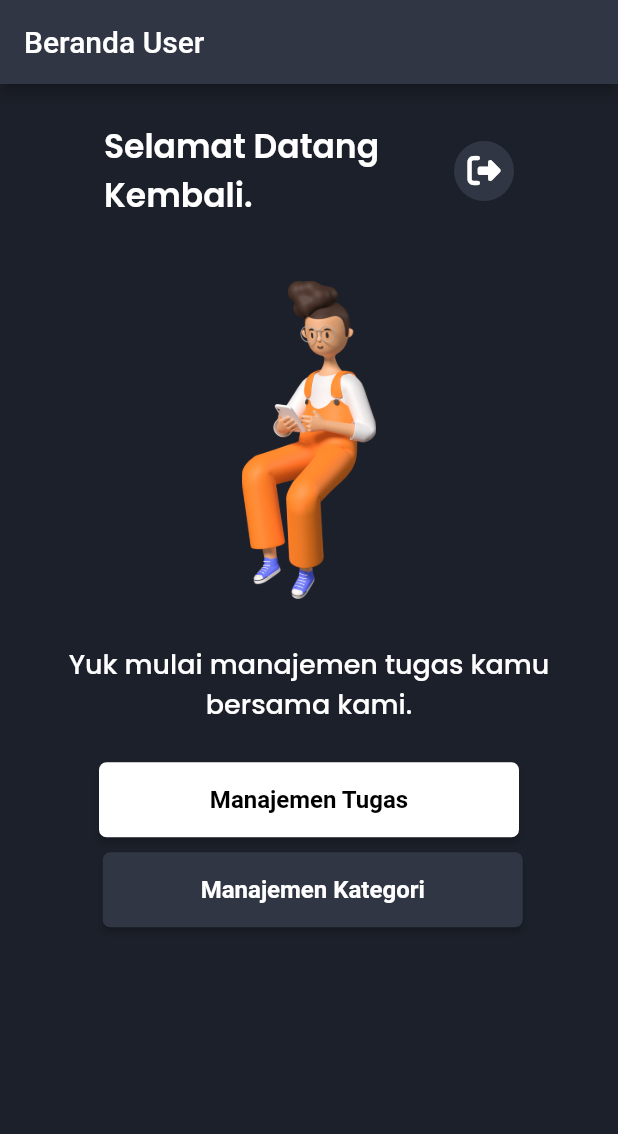
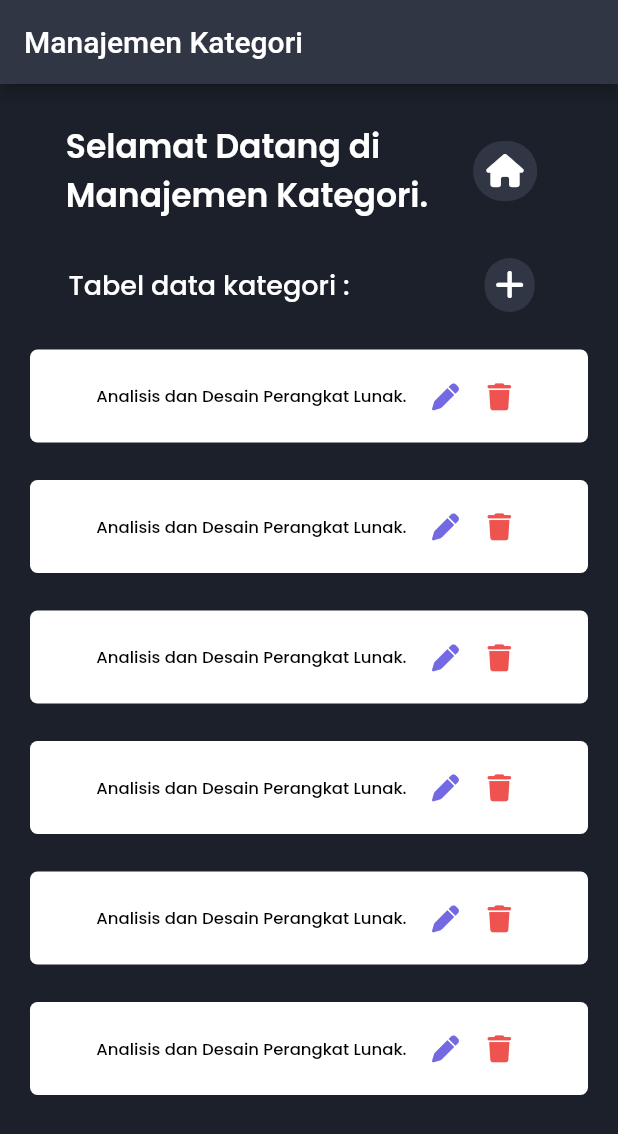
Before and after one commit to akuutauf/project-interoperabilitas-ui, a Flutter app: the BerandaUser screen opened directly, after a tap on "Manajemen Kategori", on a phone screen of 412 x 824 dp. Shown: the top 1134 px of the screen. Run offline on Flutter 3.47's test engine with Material 2 defaults, Android fonts, the phone set to English and light mode, and no system bars; our stand-ins replace font_awesome_flutter, google_fonts.

Commit message:
Menambahkan halaman dan konten Manajemen Kategori

```diff
--- a/lib/screens/page_beranda.dart
+++ b/lib/screens/page_beranda.dart
@@ -1,6 +1,7 @@
 import 'package:flutter/material.dart';
 import 'package:font_awesome_flutter/font_awesome_flutter.dart';
 import 'package:google_fonts/google_fonts.dart';
+import 'package:mobile_ui_interoperabilitas/screens/page_manajamen_kategori.dart';
 import 'package:mobile_ui_interoperabilitas/screens/page_manajemen_tugas.dart';
 import 'package:mobile_ui_interoperabilitas/screens/page_signin.dart';
 
@@ -117,7 +118,7 @@
               child: ElevatedButton(
                 onPressed: () {
                   Navigator.push(context, MaterialPageRoute(builder: (context) {
-                    return BerandaUser();
+                    return ManajemenKategori();
                   }));
                 },
                 child: const Text(
--- /dev/null
+++ b/lib/screens/page_manajamen_kategori.dart
@@ -0,0 +1,449 @@
+import 'package:flutter/material.dart';
+import 'package:font_awesome_flutter/font_awesome_flutter.dart';
+import 'package:google_fonts/google_fonts.dart';
+import 'package:mobile_ui_interoperabilitas/screens/page_beranda.dart';
+
+class ManajemenKategori extends StatefulWidget {
+  const ManajemenKategori({Key? key}) : super(key: key);
+
+  @override
+  State<ManajemenKategori> createState() => _ManajemenKategoriState();
+}
+
+class _ManajemenKategoriState extends State<ManajemenKategori> {
+  @override
+  Widget build(BuildContext context) {
+    return Scaffold(
+      appBar: AppBar(
+        title: Text('Manajemen Kategori'),
+        automaticallyImplyLeading: false,
+        backgroundColor: Color.fromRGBO(49, 54, 68, 1),
+      ),
+      backgroundColor: Color.fromRGBO(28, 32, 42, 1),
+      body: Container(
+        child: ListView(
+          children: [
+            Row(
+              mainAxisAlignment: MainAxisAlignment.center,
+              crossAxisAlignment: CrossAxisAlignment.center,
+              children: [
+                Container(
+                  margin: EdgeInsets.fromLTRB(20, 25, 30, 0),
+                  child: Text(
+                    'Selamat Datang di\nManajemen Kategori.',
+                    style: GoogleFonts.poppins(
+                      color: Colors.white,
+                      fontSize: 22,
+                      fontWeight: FontWeight.w600,
+                    ),
+                    textAlign: TextAlign.left,
+                  ),
+                ),
+                Container(
+                    decoration: BoxDecoration(
+                      color: Color.fromRGBO(49, 54, 68, 1),
+                      borderRadius: BorderRadius.all(Radius.circular(20)),
+                    ),
+                    margin: EdgeInsets.fromLTRB(0, 25, 30, 0),
+                    child: GestureDetector(
+                      onTap: () {
+                        Navigator.push(context,
+                            MaterialPageRoute(builder: (context) {
+                          return BerandaUser();
+                        }));
+                      },
+                      child: Padding(
+                        padding: EdgeInsets.all(9),
+                        child: FaIcon(
+                          FontAwesomeIcons.home,
+                          color: Colors.white,
+                          size: 22,
+                        ),
+                      ),
+                    )),
+              ],
+            ),
+            Row(
+              mainAxisAlignment: MainAxisAlignment.center,
+              children: [
+                Container(
+                  margin: EdgeInsets.fromLTRB(20, 25, 0, 0),
+                  child: Text(
+                    'Tabel data kategori :',
+                    style: GoogleFonts.poppins(
+                      color: Colors.white,
+                      fontSize: 18,
+                      fontWeight: FontWeight.w500,
+                    ),
+                    textAlign: TextAlign.left,
+                  ),
+                ),
+                Container(
+                    decoration: BoxDecoration(
+                      color: Color.fromRGBO(49, 54, 68, 1),
+                      borderRadius: BorderRadius.all(Radius.circular(20)),
+                    ),
+                    margin: EdgeInsets.fromLTRB(90, 25, 30, 0),
+                    child: GestureDetector(
+                      onTap: () {
+                        Navigator.push(context,
+                            MaterialPageRoute(builder: (context) {
+                          return ManajemenKategori();
+                        }));
+                      },
+                      child: Padding(
+                        padding: EdgeInsets.all(7),
+                        child: FaIcon(
+                          FontAwesomeIcons.plus,
+                          color: Colors.white,
+                          size: 22,
+                        ),
+                      ),
+                    )),
+              ],
+            ),
+            Container(
+              decoration: BoxDecoration(
+                  color: Colors.white, borderRadius: BorderRadius.circular(5)),
+              margin: EdgeInsets.fromLTRB(20, 25, 20, 0),
+              child: Padding(
+                padding: EdgeInsets.fromLTRB(0, 15, 0, 15),
+                child:
+                    Row(mainAxisAlignment: MainAxisAlignment.center, children: [
+                  Text(
+                    'Analisis dan Desain Perangkat Lunak.',
+                    style: GoogleFonts.poppins(
+                      color: Colors.black,
+                      fontSize: 11,
+                      fontWeight: FontWeight.w500,
+                    ),
+                    textAlign: TextAlign.left,
+                  ),
+                  Container(
+                      margin: EdgeInsets.fromLTRB(10, 0, 0, 0),
+                      child: GestureDetector(
+                        onTap: () {
+                          Navigator.push(context,
+                              MaterialPageRoute(builder: (context) {
+                            return ManajemenKategori();
+                          }));
+                        },
+                        child: Padding(
+                          padding: EdgeInsets.all(7),
+                          child: FaIcon(
+                            FontAwesomeIcons.pen,
+                            color: Color.fromARGB(255, 114, 105, 227),
+                            size: 18,
+                          ),
+                        ),
+                      )),
+                  Container(
+                      margin: EdgeInsets.fromLTRB(5, 0, 0, 0),
+                      child: GestureDetector(
+                        onTap: () {
+                          Navigator.push(context,
+                              MaterialPageRoute(builder: (context) {
+                            return ManajemenKategori();
+                          }));
+                        },
+                        child: Padding(
+                          padding: EdgeInsets.all(7),
+                          child: FaIcon(
+                            FontAwesomeIcons.trash,
+                            color: Colors.red[400],
+                            size: 18,
+                          ),
+                        ),
+                      )),
+                ]),
+              ),
+            ),
+            Container(
+              decoration: BoxDecoration(
+                  color: Colors.white, borderRadius: BorderRadius.circular(5)),
+              margin: EdgeInsets.fromLTRB(20, 25, 20, 0),
+              child: Padding(
+                padding: EdgeInsets.fromLTRB(0, 15, 0, 15),
+                child:
+                    Row(mainAxisAlignment: MainAxisAlignment.center, children: [
+                  Text(
+                    'Analisis dan Desain Perangkat Lunak.',
+                    style: GoogleFonts.poppins(
+                      color: Colors.black,
+                      fontSize: 11,
+                      fontWeight: FontWeight.w500,
+                    ),
+                    textAlign: TextAlign.left,
+                  ),
+                  Container(
+                      margin: EdgeInsets.fromLTRB(10, 0, 0, 0),
+                      child: GestureDetector(
+                        onTap: () {
+                          Navigator.push(context,
+                              MaterialPageRoute(builder: (context) {
+                            return ManajemenKategori();
+                          }));
+                        },
+                        child: Padding(
+                          padding: EdgeInsets.all(7),
+                          child: FaIcon(
+                            FontAwesomeIcons.pen,
+                            color: Color.fromARGB(255, 114, 105, 227),
+                            size: 18,
+                          ),
+                        ),
+                      )),
+                  Container(
+                      margin: EdgeInsets.fromLTRB(5, 0, 0, 0),
+                      child: GestureDetector(
+                        onTap: () {
+                          Navigator.push(context,
+                              MaterialPageRoute(builder: (context) {
+                            return ManajemenKategori();
+                          }));
+                        },
+                        child: Padding(
+                          padding: EdgeInsets.all(7),
+                          child: FaIcon(
+                            FontAwesomeIcons.trash,
+                            color: Colors.red[400],
+                            size: 18,
+                          ),
+                        ),
+                      )),
+                ]),
+              ),
+            ),
+            Container(
+              decoration: BoxDecoration(
+                  color: Colors.white, borderRadius: BorderRadius.circular(5)),
+              margin: EdgeInsets.fromLTRB(20, 25, 20, 0),
+              child: Padding(
+                padding: EdgeInsets.fromLTRB(0, 15, 0, 15),
+                child:
+                    Row(mainAxisAlignment: MainAxisAlignment.center, children: [
+                  Text(
+                    'Analisis dan Desain Perangkat Lunak.',
+                    style: GoogleFonts.poppins(
+                      color: Colors.black,
+                      fontSize: 11,
+                      fontWeight: FontWeight.w500,
+                    ),
+                    textAlign: TextAlign.left,
+                  ),
+                  Container(
+                      margin: EdgeInsets.fromLTRB(10, 0, 0, 0),
+                      child: GestureDetector(
+                        onTap: () {
+                          Navigator.push(context,
+                              MaterialPageRoute(builder: (context) {
+                            return ManajemenKategori();
+                          }));
+                        },
+                        child: Padding(
+                          padding: EdgeInsets.all(7),
+                          child: FaIcon(
+                            FontAwesomeIcons.pen,
+                            color: Color.fromARGB(255, 114, 105, 227),
+                            size: 18,
+                          ),
+                        ),
+                      )),
+                  Container(
+                      margin: EdgeInsets.fromLTRB(5, 0, 0, 0),
+                      child: GestureDetector(
+                        onTap: () {
+                          Navigator.push(context,
+                              MaterialPageRoute(builder: (context) {
+                            return ManajemenKategori();
+                          }));
+                        },
+                        child: Padding(
+                          padding: EdgeInsets.all(7),
+                          child: FaIcon(
+                            FontAwesomeIcons.trash,
+                            color: Colors.red[400],
+                            size: 18,
+                          ),
+                        ),
+                      )),
+                ]),
+              ),
+            ),
+            Container(
+              decoration: BoxDecoration(
+                  color: Colors.white, borderRadius: BorderRadius.circular(5)),
+              margin: EdgeInsets.fromLTRB(20, 25, 20, 0),
+              child: Padding(
+                padding: EdgeInsets.fromLTRB(0, 15, 0, 15),
+                child:
+                    Row(mainAxisAlignment: MainAxisAlignment.center, children: [
+                  Text(
+                    'Analisis dan Desain Perangkat Lunak.',
+                    style: GoogleFonts.poppins(
+                      color: Colors.black,
+                      fontSize: 11,
+                      fontWeight: FontWeight.w500,
+                    ),
+                    textAlign: TextAlign.left,
+                  ),
+                  Container(
+                      margin: EdgeInsets.fromLTRB(10, 0, 0, 0),
+                      child: GestureDetector(
+                        onTap: () {
+                          Navigator.push(context,
+                              MaterialPageRoute(builder: (context) {
+                            return ManajemenKategori();
+                          }));
+                        },
+                        child: Padding(
+                          padding: EdgeInsets.all(7),
+                          child: FaIcon(
+                            FontAwesomeIcons.pen,
+                            color: Color.fromARGB(255, 114, 105, 227),
+                            size: 18,
+                          ),
+                        ),
+                      )),
+                  Container(
+                      margin: EdgeInsets.fromLTRB(5, 0, 0, 0),
+                      child: GestureDetector(
+                        onTap: () {
+                          Navigator.push(context,
+                              MaterialPageRoute(builder: (context) {
+                            return ManajemenKategori();
+                          }));
+                        },
+                        child: Padding(
+                          padding: EdgeInsets.all(7),
+                          child: FaIcon(
+                            FontAwesomeIcons.trash,
+                            color: Colors.red[400],
+                            size: 18,
+                          ),
+                        ),
+                      )),
+                ]),
+              ),
+            ),
+            Container(
+              decoration: BoxDecoration(
+                  color: Colors.white, borderRadius: BorderRadius.circular(5)),
+              margin: EdgeInsets.fromLTRB(20, 25, 20, 0),
+              child: Padding(
+                padding: EdgeInsets.fromLTRB(0, 15, 0, 15),
+                child:
+                    Row(mainAxisAlignment: MainAxisAlignment.center, children: [
+                  Text(
+                    'Analisis dan Desain Perangkat Lunak.',
+                    style: GoogleFonts.poppins(
+                      color: Colors.black,
+                      fontSize: 11,
+                      fontWeight: FontWeight.w500,
+                    ),
+                    textAlign: TextAlign.left,
+                  ),
+                  Container(
+                      margin: EdgeInsets.fromLTRB(10, 0, 0, 0),
+                      child: GestureDetector(
+                        onTap: () {
+                          Navigator.push(context,
+                              MaterialPageRoute(builder: (context) {
+                            return ManajemenKategori();
+                          }));
+                        },
+                        child: Padding(
+                          padding: EdgeInsets.all(7),
+                          child: FaIcon(
+                            FontAwesomeIcons.pen,
+                            color: Color.fromARGB(255, 114, 105, 227),
+                            size: 18,
+                          ),
+                        ),
+                      )),
+                  Container(
+                      margin: EdgeInsets.fromLTRB(5, 0, 0, 0),
+                      child: GestureDetector(
+                        onTap: () {
+                          Navigator.push(context,
+                              MaterialPageRoute(builder: (context) {
+                            return ManajemenKategori();
+                          }));
+                        },
+                        child: Padding(
+                          padding: EdgeInsets.all(7),
+                          child: FaIcon(
+                            FontAwesomeIcons.trash,
+                            color: Colors.red[400],
+                            size: 18,
+                          ),
+                        ),
+                      )),
+                ]),
+              ),
+            ),
+            Container(
+              decoration: BoxDecoration(
+                  color: Colors.white, borderRadius: BorderRadius.circular(5)),
+              margin: EdgeInsets.fromLTRB(20, 25, 20, 0),
+              child: Padding(
+                padding: EdgeInsets.fromLTRB(0, 15, 0, 15),
+                child:
+                    Row(mainAxisAlignment: MainAxisAlignment.center, children: [
+                  Text(
+                    'Analisis dan Desain Perangkat Lunak.',
+                    style: GoogleFonts.poppins(
+                      color: Colors.black,
+                      fontSize: 11,
+                      fontWeight: FontWeight.w500,
+                    ),
+                    textAlign: TextAlign.left,
+                  ),
+                  Container(
+                      margin: EdgeInsets.fromLTRB(10, 0, 0, 0),
+                      child: GestureDetector(
+                        onTap: () {
+                          Navigator.push(context,
+                              MaterialPageRoute(builder: (context) {
+                            return ManajemenKategori();
+                          }));
+                        },
+                        child: Padding(
+                          padding: EdgeInsets.all(7),
+                          child: FaIcon(
+                            FontAwesomeIcons.pen,
+                            color: Color.fromARGB(255, 114, 105, 227),
+                            size: 18,
+                          ),
+                        ),
+                      )),
+                  Container(
+                      margin: EdgeInsets.fromLTRB(5, 0, 0, 0),
+                      child: GestureDetector(
+                        onTap: () {
+                          Navigator.push(context,
+                              MaterialPageRoute(builder: (context) {
+                            return ManajemenKategori();
+                          }));
+                        },
+                        child: Padding(
+                          padding: EdgeInsets.all(7),
+                          child: FaIcon(
+                            FontAwesomeIcons.trash,
+                            color: Colors.red[400],
+                            size: 18,
+                          ),
+                        ),
+                      )),
+                ]),
+              ),
+            ),
+            Container(
+              margin: EdgeInsets.fromLTRB(20, 20, 20, 20),
+            )
+          ],
+        ),
+      ),
+    );
+  }
+}
```
